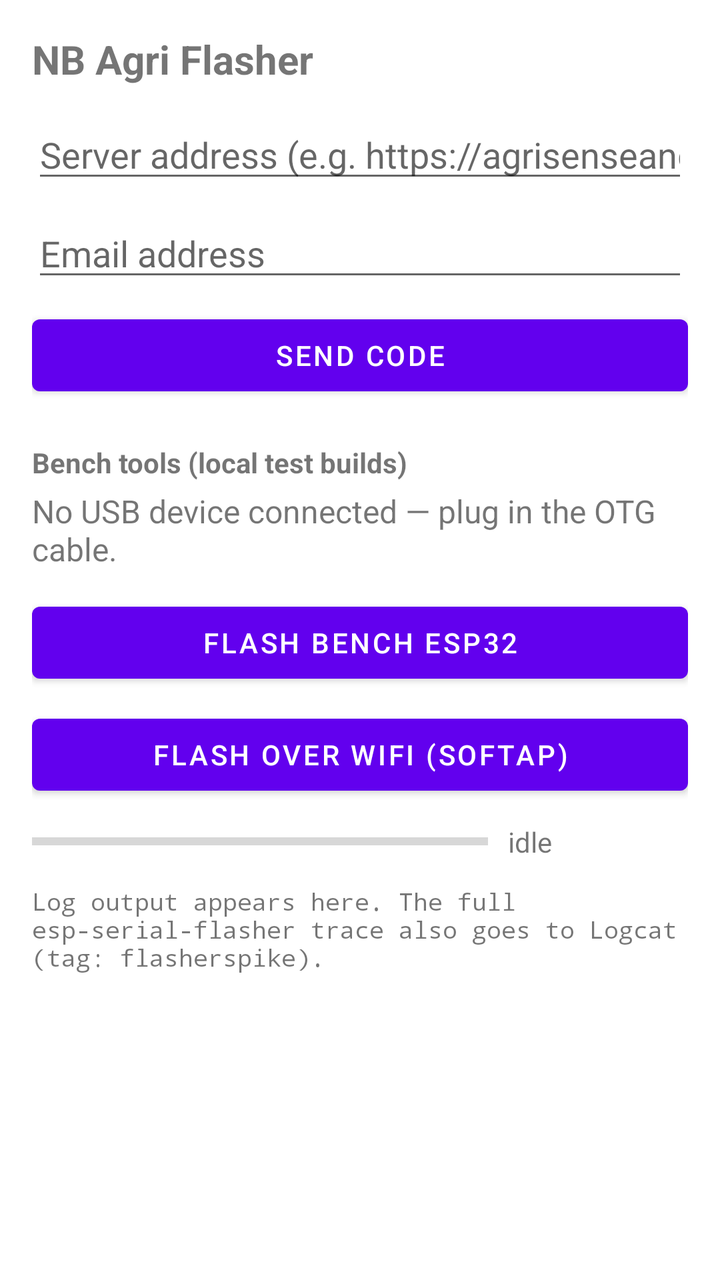
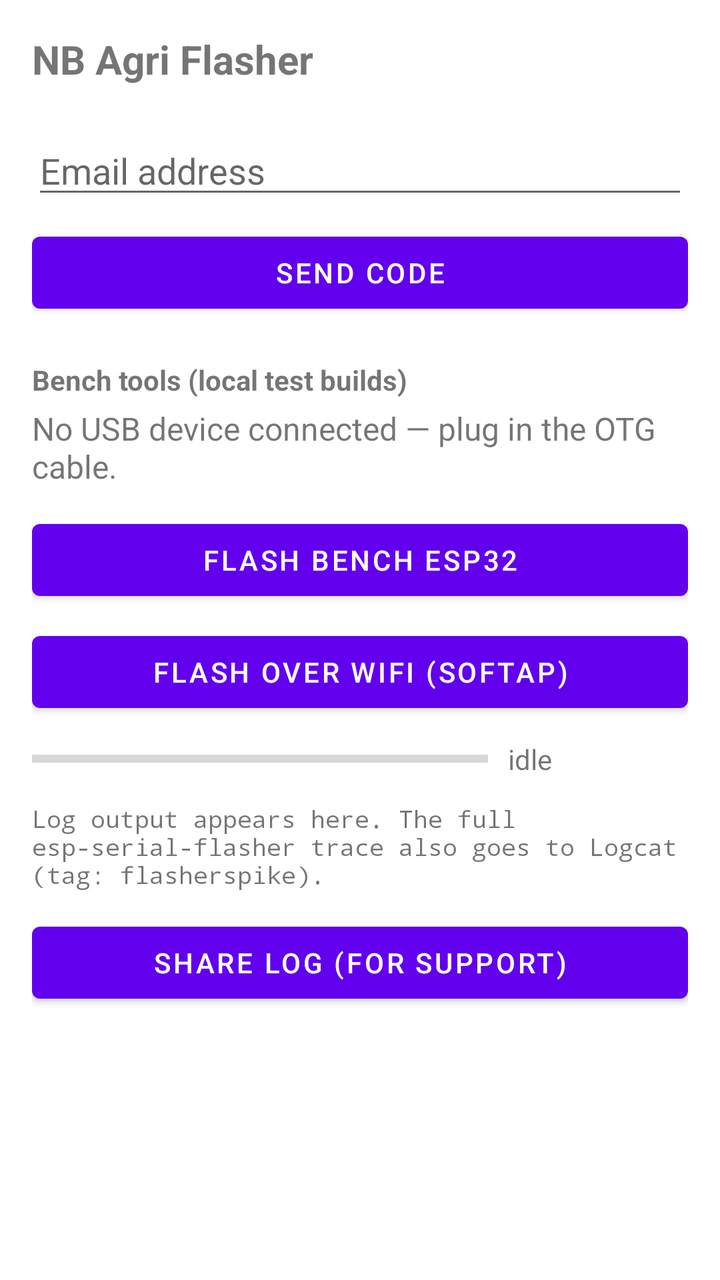

Compare the two renders of this Android layout. The source of the first and the diff that turns it into the second are given below.
<!-- AndroidManifest.xml: application theme Theme.FlasherSpike -->
<!-- res/layout/activity_main.xml -->
<?xml version="1.0" encoding="utf-8"?>
<ScrollView xmlns:android="http://schemas.android.com/apk/res/android"
    android:layout_width="match_parent"
    android:layout_height="match_parent"
    android:fillViewport="true">

<LinearLayout
    android:layout_width="match_parent"
    android:layout_height="wrap_content"
    android:orientation="vertical"
    android:padding="16dp">

    <TextView
        android:layout_width="match_parent"
        android:layout_height="wrap_content"
        android:text="@string/app_name"
        android:textSize="20sp"
        android:textStyle="bold"
        android:paddingBottom="12dp" />

    
    <LinearLayout
        android:id="@+id/loginSection"
        android:layout_width="match_parent"
        android:layout_height="wrap_content"
        android:orientation="vertical">

        <EditText
            android:id="@+id/serverUrlInput"
            android:layout_width="match_parent"
            android:layout_height="wrap_content"
            android:hint="@string/hint_server_url"
            android:inputType="textUri"
            android:autofillHints="" />

        <EditText
            android:id="@+id/emailInput"
            android:layout_width="match_parent"
            android:layout_height="wrap_content"
            android:layout_marginTop="8dp"
            android:hint="@string/hint_email"
            android:inputType="textEmailAddress"
            android:autofillHints="emailAddress" />

        <Button
            android:id="@+id/sendCodeButton"
            android:layout_width="match_parent"
            android:layout_height="wrap_content"
            android:layout_marginTop="8dp"
            android:text="@string/send_code_button" />

        <EditText
            android:id="@+id/otpInput"
            android:layout_width="match_parent"
            android:layout_height="wrap_content"
            android:layout_marginTop="8dp"
            android:hint="@string/hint_otp"
            android:inputType="number"
            android:visibility="gone"
            android:autofillHints="" />

        <Button
            android:id="@+id/verifyCodeButton"
            android:layout_width="match_parent"
            android:layout_height="wrap_content"
            android:layout_marginTop="8dp"
            android:text="@string/verify_code_button"
            android:visibility="gone" />
    </LinearLayout>

    
    <LinearLayout
        android:id="@+id/pickerSection"
        android:layout_width="match_parent"
        android:layout_height="wrap_content"
        android:orientation="vertical"
        android:visibility="gone">

        <LinearLayout
            android:layout_width="match_parent"
            android:layout_height="wrap_content"
            android:orientation="horizontal"
            android:gravity="center_vertical">

            <TextView
                android:id="@+id/grantLabelText"
                android:layout_width="0dp"
                android:layout_height="wrap_content"
                android:layout_weight="1"
                android:textStyle="italic" />

            <Button
                android:id="@+id/logoutButton"
                android:layout_width="wrap_content"
                android:layout_height="wrap_content"
                android:text="@string/logout_button" />
        </LinearLayout>

        <Spinner
            android:id="@+id/productSpinner"
            android:layout_width="match_parent"
            android:layout_height="wrap_content"
            android:layout_marginTop="8dp" />

        <Button
            android:id="@+id/checkUpdatesButton"
            android:layout_width="match_parent"
            android:layout_height="wrap_content"
            android:layout_marginTop="8dp"
            android:text="@string/check_updates_button" />

        <LinearLayout
            android:id="@+id/buildListContainer"
            android:layout_width="match_parent"
            android:layout_height="wrap_content"
            android:orientation="vertical"
            android:layout_marginTop="8dp" />
    </LinearLayout>

    
    <TextView
        android:layout_width="match_parent"
        android:layout_height="wrap_content"
        android:text="@string/bench_section_title"
        android:textStyle="bold"
        android:paddingTop="20dp"
        android:paddingBottom="4dp" />

    <TextView
        android:id="@+id/statusText"
        android:layout_width="match_parent"
        android:layout_height="wrap_content"
        android:text="@string/status_no_device"
        android:textSize="16sp"
        android:paddingBottom="12dp" />

    <Button
        android:id="@+id/flashButton"
        android:layout_width="match_parent"
        android:layout_height="wrap_content"
        android:text="@string/flash_button" />

    <Button
        android:id="@+id/wifiFlashButton"
        android:layout_width="match_parent"
        android:layout_height="wrap_content"
        android:layout_marginTop="8dp"
        android:text="@string/wifi_flash_button" />

    <LinearLayout
        android:layout_width="match_parent"
        android:layout_height="wrap_content"
        android:orientation="horizontal"
        android:gravity="center_vertical"
        android:paddingTop="10dp">

        <ProgressBar
            android:id="@+id/progressBar"
            style="?android:attr/progressBarStyleHorizontal"
            android:layout_width="0dp"
            android:layout_height="wrap_content"
            android:layout_weight="1"
            android:max="100"
            android:progress="0" />

        <TextView
            android:id="@+id/progressText"
            android:layout_width="wrap_content"
            android:layout_height="wrap_content"
            android:layout_marginStart="10dp"
            android:minWidth="90dp"
            android:text="@string/progress_idle" />
    </LinearLayout>

    <TextView
        android:id="@+id/logText"
        android:layout_width="match_parent"
        android:layout_height="wrap_content"
        android:fontFamily="monospace"
        android:textIsSelectable="true"
        android:textSize="12sp"
        android:paddingTop="12dp"
        android:text="@string/log_placeholder" />

</LinearLayout>
</ScrollView>
<!-- resources referenced by this layout -->
<resources>
  <string name="app_name">NB Agri Flasher</string>
  <string name="bench_section_title">Bench tools (local test builds)</string>
  <string name="check_updates_button">Check for updates</string>
  <string name="flash_button">Flash bench ESP32</string>
  <string name="hint_email">Email address</string>
  <string name="hint_otp">Code from SMS</string>
  <string name="hint_server_url">Server address (e.g. https://agrisenseandcontrol.in)</string>
  <string name="log_placeholder">Log output appears here. The full esp-serial-flasher trace also goes to Logcat (tag: flasherspike).</string>
  <string name="logout_button">Log out</string>
  <string name="progress_idle">idle</string>
  <string name="send_code_button">Send code</string>
  <string name="status_no_device">No USB device connected — plug in the OTG cable.</string>
  <string name="verify_code_button">Verify</string>
  <string name="wifi_flash_button">Flash over WiFi (SoftAP)</string>
  <style name="Theme.FlasherSpike" parent="Theme.MaterialComponents.DayNight.NoActionBar" />
</resources>

<!-- the commit's change to res/layout/activity_main.xml (unified diff, before → after) -->
@@ -24,14 +24,6 @@
         android:layout_width="match_parent"
         android:layout_height="wrap_content"
         android:orientation="vertical">
-
-        <EditText
-            android:id="@+id/serverUrlInput"
-            android:layout_width="match_parent"
-            android:layout_height="wrap_content"
-            android:hint="@string/hint_server_url"
-            android:inputType="textUri"
-            android:autofillHints="" />
 
         <EditText
             android:id="@+id/emailInput"
@@ -182,5 +174,12 @@
         android:paddingTop="12dp"
         android:text="@string/log_placeholder" />
 
+    <Button
+        android:id="@+id/shareLogButton"
+        android:layout_width="match_parent"
+        android:layout_height="wrap_content"
+        android:layout_marginTop="12dp"
+        android:text="@string/share_log_button" />
+
 </LinearLayout>
 </ScrollView>
<!-- resource entries referenced after the edit -->
@@ -5,12 +5,12 @@
   <string name="check_updates_button">Check for updates</string>
   <string name="flash_button">Flash bench ESP32</string>
   <string name="hint_email">Email address</string>
-  <string name="hint_otp">Code from SMS</string>
-  <string name="hint_server_url">Server address (e.g. https://agrisenseandcontrol.in)</string>
+  <string name="hint_otp">Code from email</string>
   <string name="log_placeholder">Log output appears here. The full esp-serial-flasher trace also goes to Logcat (tag: flasherspike).</string>
   <string name="logout_button">Log out</string>
   <string name="progress_idle">idle</string>
   <string name="send_code_button">Send code</string>
+  <string name="share_log_button">Share log (for support)</string>
   <string name="status_no_device">No USB device connected — plug in the OTG cable.</string>
   <string name="verify_code_button">Verify</string>
   <string name="wifi_flash_button">Flash over WiFi (SoftAP)</string>
